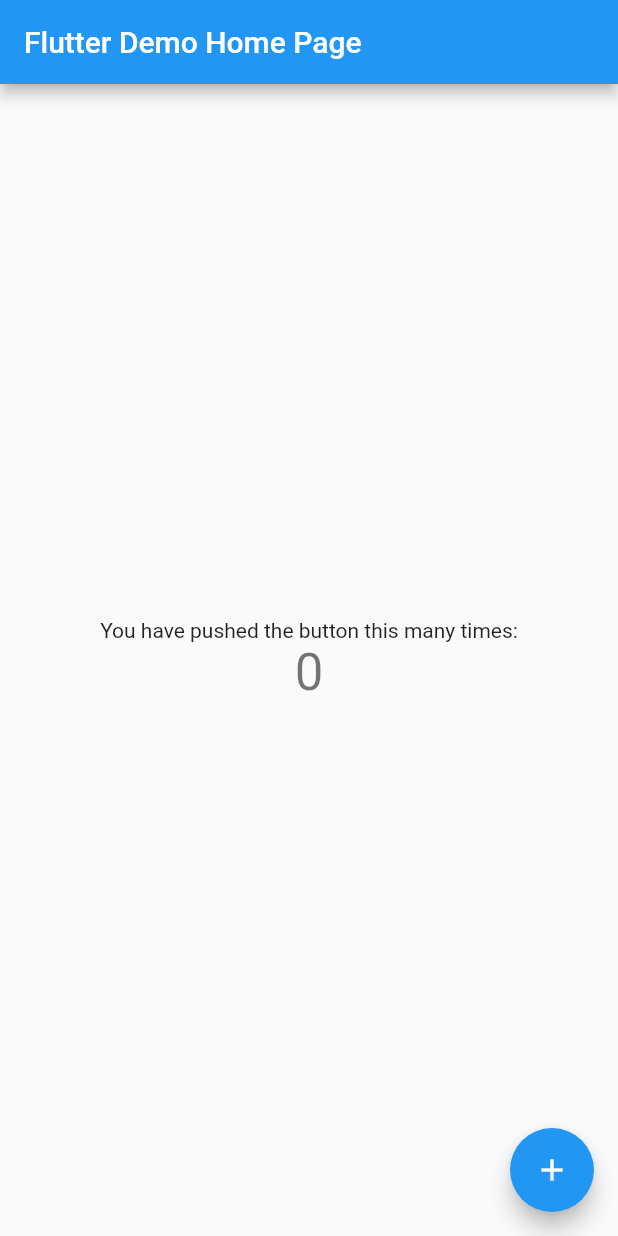
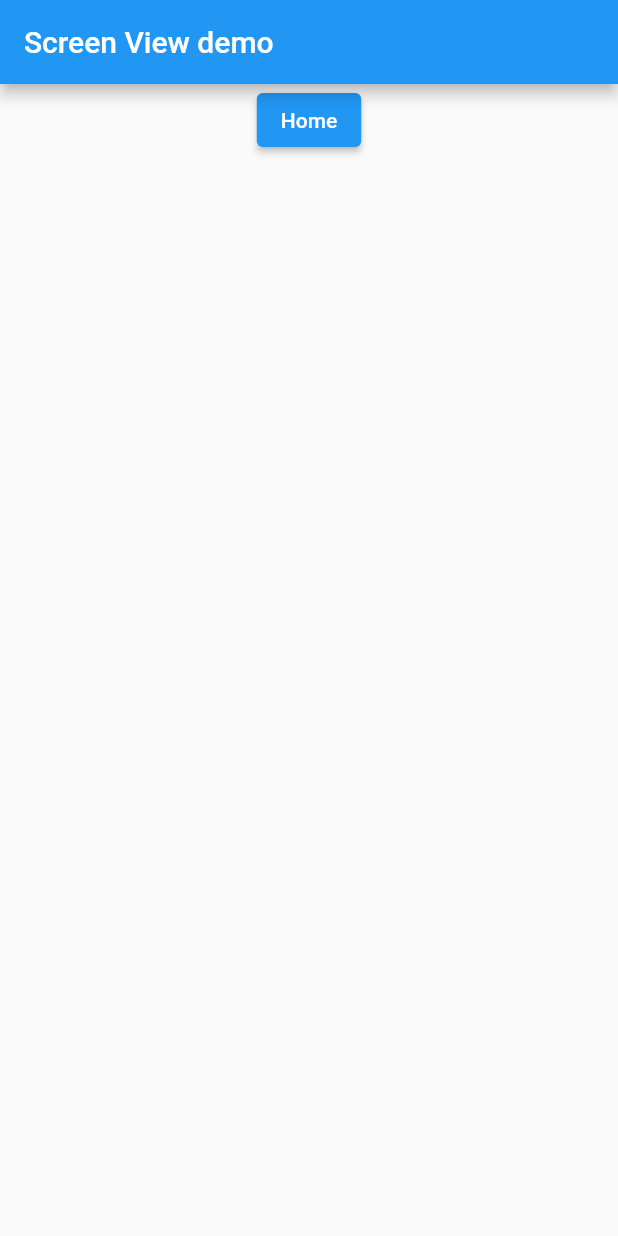
Before and after one commit to DTN94/mikltea, a Flutter app: the screen it shows after launch, on a phone screen of 412 x 824 dp. Run offline on Flutter 3.47's test engine with Material 2 defaults, Android fonts, the phone set to English and light mode, and no system bars.

Commit message:
update code
update code

```diff
--- a/lib/main.dart
+++ b/lib/main.dart
@@ -1,4 +1,6 @@
 import 'package:flutter/material.dart';
+import 'package:mikltea/screens/home/screens/home_screen.dart';
+import 'package:mikltea/screens/viewDemo/view_demo_screen.dart';
 
 void main() {
   runApp(const MyApp());
@@ -12,6 +14,7 @@
   Widget build(BuildContext context) {
     return MaterialApp(
       title: 'Flutter Demo',
+      debugShowCheckedModeBanner:false,
       theme: ThemeData(
         // This is the theme of your application.
         //
@@ -24,92 +27,7 @@
         // is not restarted.
         primarySwatch: Colors.blue,
       ),
-      home: const MyHomePage(title: 'Flutter Demo Home Page'),
+      home: ViewDemoScreen(),
     );
   }
 }
-
-class MyHomePage extends StatefulWidget {
-  const MyHomePage({super.key, required this.title});
-
-  // This widget is the home page of your application. It is stateful, meaning
-  // that it has a State object (defined below) that contains fields that affect
-  // how it looks.
-
-  // This class is the configuration for the state. It holds the values (in this
-  // case the title) provided by the parent (in this case the App widget) and
-  // used by the build method of the State. Fields in a Widget subclass are
-  // always marked "final".
-
-  final String title;
-
-  @override
-  State<MyHomePage> createState() => _MyHomePageState();
-}
-
-class _MyHomePageState extends State<MyHomePage> {
-  int _counter = 0;
-
-  void _incrementCounter() {
-    setState(() {
-      // This call to setState tells the Flutter framework that something has
-      // changed in this State, which causes it to rerun the build method below
-      // so that the display can reflect the updated values. If we changed
-      // _counter without calling setState(), then the build method would not be
-      // called again, and so nothing would appear to happen.
-      _counter++;
-    });
-  }
-
-  @override
-  Widget build(BuildContext context) {
-    // This method is rerun every time setState is called, for instance as done
-    // by the _incrementCounter method above.
-    //
-    // The Flutter framework has been optimized to make rerunning build methods
-    // fast, so that you can just rebuild anything that needs updating rather
-    // than having to individually change instances of widgets.
-    return Scaffold(
-      appBar: AppBar(
-        // Here we take the value from the MyHomePage object that was created by
-        // the App.build method, and use it to set our appbar title.
-        title: Text(widget.title),
-      ),
-      body: Center(
-        // Center is a layout widget. It takes a single child and positions it
-        // in the middle of the parent.
-        child: Column(
-          // Column is also a layout widget. It takes a list of children and
-          // arranges them vertically. By default, it sizes itself to fit its
-          // children horizontally, and tries to be as tall as its parent.
-          //
-          // Invoke "debug painting" (press "p" in the console, choose the
-          // "Toggle Debug Paint" action from the Flutter Inspector in Android
-          // Studio, or the "Toggle Debug Paint" command in Visual Studio Code)
-          // to see the wireframe for each widget.
-          //
-          // Column has various properties to control how it sizes itself and
-          // how it positions its children. Here we use mainAxisAlignment to
-          // center the children vertically; the main axis here is the vertical
-          // axis because Columns are vertical (the cross axis would be
-          // horizontal).
-          mainAxisAlignment: MainAxisAlignment.center,
-          children: <Widget>[
-            const Text(
-              'You have pushed the button this many times:',
-            ),
-            Text(
-              '$_counter',
-              style: Theme.of(context).textTheme.headlineMedium,
-            ),
-          ],
-        ),
-      ),
-      floatingActionButton: FloatingActionButton(
-        onPressed: _incrementCounter,
-        tooltip: 'Increment',
-        child: const Icon(Icons.add),
-      ), // This trailing comma makes auto-formatting nicer for build methods.
-    );
-  }
-}
--- /dev/null
+++ b/lib/screens/viewDemo/view_demo_screen.dart
@@ -0,0 +1,33 @@
+import 'package:flutter/material.dart';
+import 'package:mikltea/screens/home/screens/home_screen.dart';
+class ViewDemoScreen extends StatefulWidget {
+  const ViewDemoScreen({Key? key}) : super(key: key);
+
+  @override
+  State<ViewDemoScreen> createState() => _ViewDemoScreenState();
+}
+
+class _ViewDemoScreenState extends State<ViewDemoScreen> {
+  @override
+  Widget build(BuildContext context) {
+    return Scaffold(
+      appBar:AppBar(
+        title:Text("Screen View demo"),
+      ),
+      body:SingleChildScrollView(
+          child:Center(
+            child:Column(
+              mainAxisAlignment:MainAxisAlignment.center,
+              crossAxisAlignment:CrossAxisAlignment.center,
+              children: [
+                ElevatedButton(onPressed:(){
+                  Navigator.push(context, MaterialPageRoute(builder: (context) => HomeScreen()));
+
+                }, child:Text("Home"))
+              ],
+            ),
+          ),
+      ),
+    );
+  }
+}
--- a/pubspec.yaml
+++ b/pubspec.yaml
@@ -19,7 +19,7 @@
 version: 1.0.0+1
 
 environment:
-  sdk: '>=2.19.2 <3.0.0'
+  sdk: '>=2.17.2 <3.0.0'
 
 # Dependencies specify other packages that your package needs in order to work.
 # To automatically upgrade your package dependencies to the latest versions
```
Also changed, not shown: lib/screens/home/screens/home_screen.dart (added, +29 -0 lines), pubspec.lock, 1 other file.
